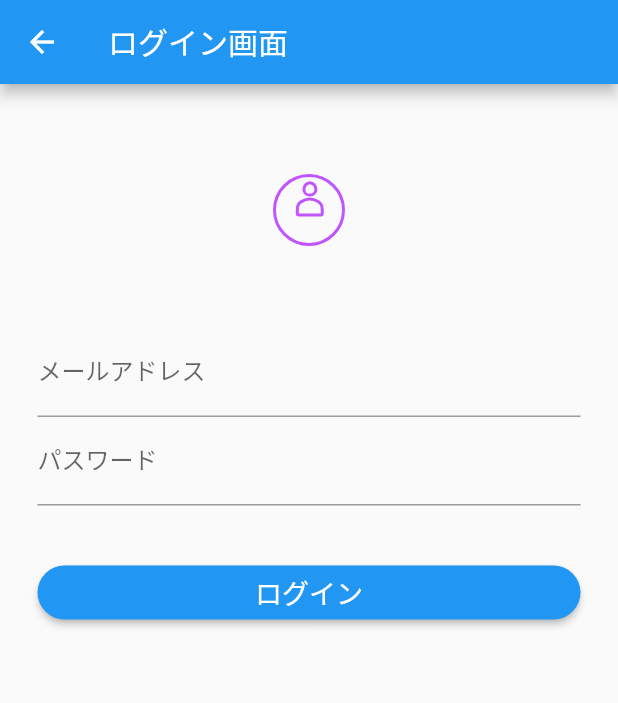
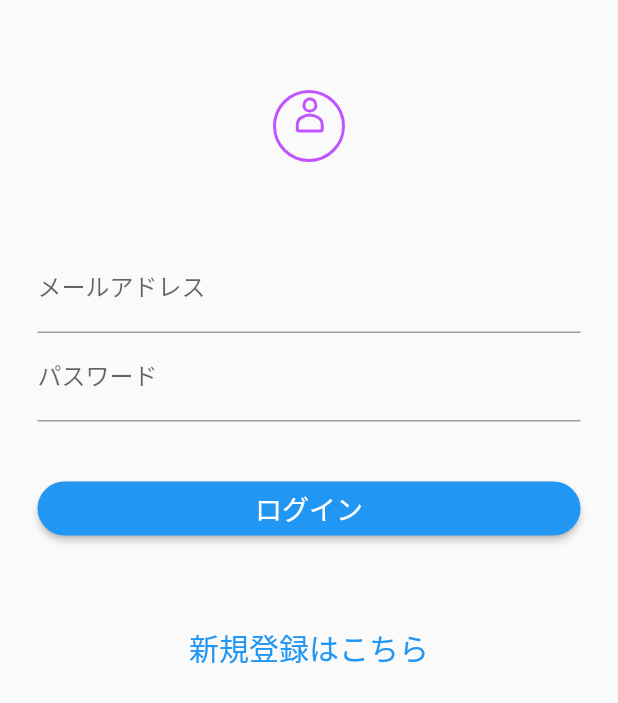
Before and after one commit to SatouTosiki/404test, a Flutter app: the Login screen opened directly, on a phone screen of 412 x 824 dp. Shown: the top 703 px of the screen. Run offline on Flutter 3.47's test engine with Material 2 defaults, Android fonts, the phone set to English and light mode, and no system bars; our stand-ins replace firebase_auth, firebase_core, google_fonts, line_icons, lottie; accounts and stored records are empty.

Commit message:
新規登録とログイン画面の修正

```diff
--- a/lib/login/login_page.dart
+++ b/lib/login/login_page.dart
@@ -2,6 +2,7 @@ import 'package:flutter/material.dart';
 import 'package:firebase_auth/firebase_auth.dart';
 import 'package:lottie/lottie.dart';
 import 'package:test3/mypage/mypage.dart';
+import "package:test3/register/register_page.dart";
 
 class Login extends StatefulWidget {
   @override
@@ -21,9 +22,6 @@ class _LoginState extends State<Login> {
   @override
   Widget build(BuildContext context) {
     return Scaffold(
-      appBar: AppBar(
-        title: Text("ログイン画面"),
-      ),
       body: Column(
         children: [
           SizedBox(
@@ -68,7 +66,7 @@ class _LoginState extends State<Login> {
                   ),
                   Container(
                     width: double.infinity,
-                    // ユーザー登録ボタン
+                    // ログインボタン
                     child: ElevatedButton(
                       style: ElevatedButton.styleFrom(
                         shape: RoundedRectangleBorder(
@@ -102,6 +100,28 @@ class _LoginState extends State<Login> {
                       },
                     ),
                   ),
+                  SizedBox(height: 16),
+                  Container(
+                    width: double.infinity,
+                    // 新規登録ボタン
+                    child: TextButton(
+                      onPressed: () {
+                        Navigator.push(
+                          context,
+                          MaterialPageRoute(
+                            builder: (context) => Registe(),
+                          ),
+                        );
+                      },
+                      child: Padding(
+                        padding: const EdgeInsets.all(30.0),
+                        child: const Text(
+                          '新規登録はこちら',
+                          style: TextStyle(fontSize: 20),
+                        ),
+                      ),
+                    ),
+                  ),
                 ],
               ),
             ),
--- a/lib/screens/home.dart
+++ b/lib/screens/home.dart
@@ -6,8 +6,8 @@ class HomeScreen extends StatelessWidget {
 
   @override
   Widget build(BuildContext context) {
-    return Scaffold(
-      body: const Center(
+    return const Scaffold(
+      body: Center(
           child: Text('ホーム画面',
               style: TextStyle(
                 fontSize: 32,
```
Also changed, not shown: lib/main2.dart (+7 -5 lines), lib/register/register_page.dart (+28 -47 lines), lib/search/search.dart (added, +23 -0 lines), lib/firebase_options.dart.
